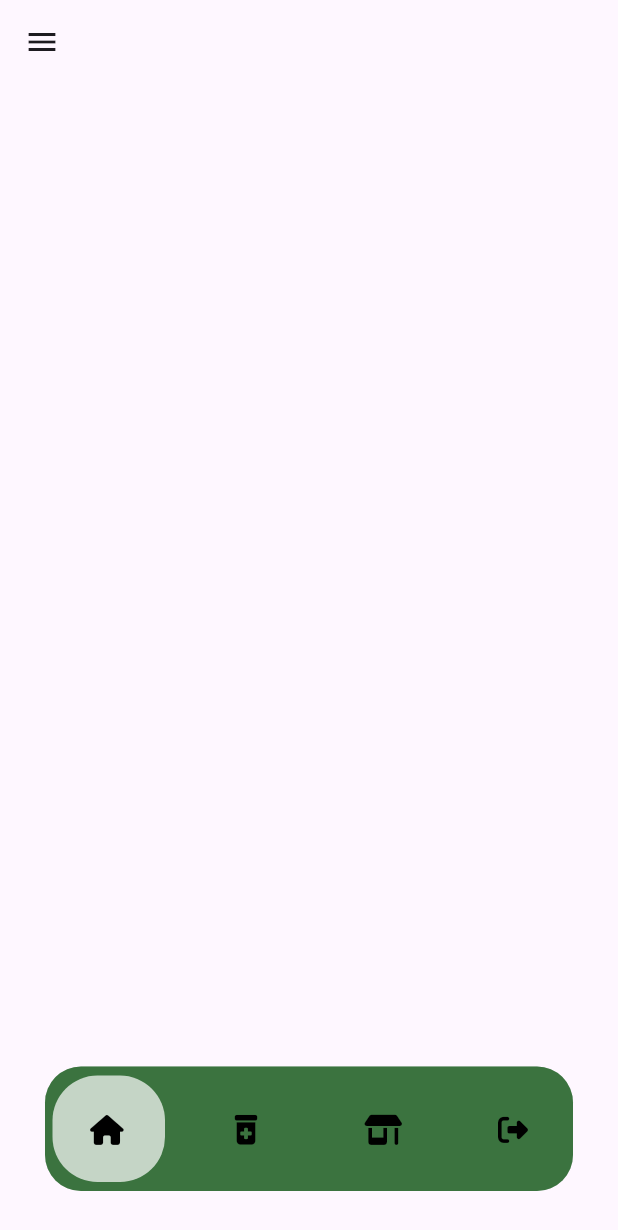
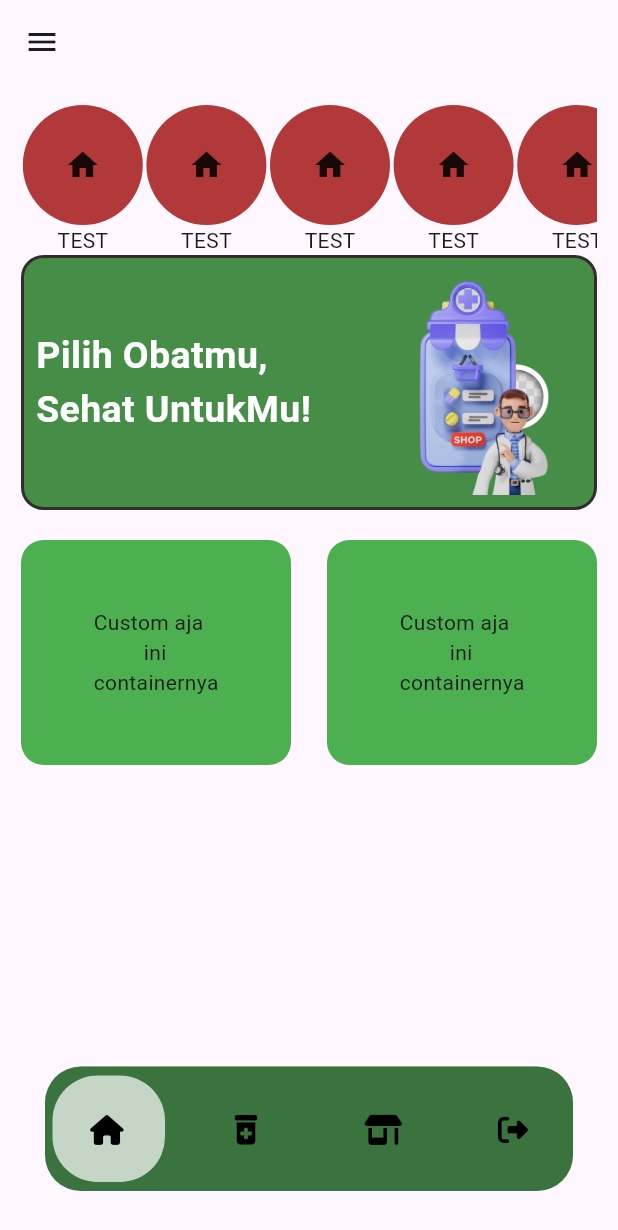
Before and after one commit to PBP24-D10/sobat-mobile, a Flutter app: the MyHomePage screen opened directly, on a phone screen of 412 x 824 dp. Shown: the top 1230 px of the screen. Run offline on Flutter 3.47's test engine with Material 3 defaults, Android fonts, the phone set to English and light mode, and no system bars; drawn by our look-alikes of google_nav_bar; our stand-ins replace font_awesome_flutter, google_fonts, image_picker; missing offline and left inert: pbp_django_auth.

Commit message:
Update homePage

```diff
--- a/lib/authentication/login.dart
+++ b/lib/authentication/login.dart
@@ -117,7 +117,7 @@ class _LoginPageState extends State<LoginPage> {
                       // Untuk menyambungkan Android emulator dengan Django pada localhost,
                       // gunakan URL http://10.0.2.2/
                       final response = await request
-                          .login("http://127.0.0.1:8000//login_mobile/", {
+                          .login("http://127.0.0.1:8000/login_mobile/", {
                         'nama': nama,
                         'username': username,
                         'password': password,
--- a/lib/homepage.dart
+++ b/lib/homepage.dart
@@ -8,6 +8,9 @@ import 'package:sobat_mobile/widgets/left_drawer.dart';
 import 'package:pbp_django_auth/pbp_django_auth.dart';
 import 'package:provider/provider.dart';
 import 'package:sobat_mobile/authentication/login.dart';
+import 'package:sobat_mobile/widgets/shop_container.dart';
+import 'package:sobat_mobile/widgets/tagline.dart';
+import 'package:sobat_mobile/widgets/widget_custom.dart';
 
 class MyHomePage extends StatefulWidget {
   const MyHomePage({super.key});
@@ -129,11 +132,46 @@ class _MyHomePageState extends State<MyHomePage> {
             //     }
             //   }
             // },
-            // )
+            // ),
           ],
         ),
       ),
       drawer: LeftDrawer(),
+      body: SingleChildScrollView(
+        child: Padding(
+          padding: const EdgeInsets.all(14.0),
+          child: Column(
+            children: [
+              SizedBox(
+                height: 100,
+                child: ListView(
+                  shrinkWrap: true,
+                  scrollDirection: Axis.horizontal,
+                  children: [
+                    cart(),
+                    cart(),
+                    cart(),
+                    cart(),
+                    cart(),
+                    cart(),
+                    cart(),
+                    cart(),
+                    cart(),
+                  ],
+                ),
+              ),
+              tagline(),
+              SizedBox(
+                height: 20,
+              ),
+              Row(
+                mainAxisAlignment: MainAxisAlignment.spaceBetween,
+                children: [WidgetCustom(), WidgetCustom()],
+              )
+            ],
+          ),
+        ),
+      ),
       // body:
       // SingleChildScrollView(child:
       // Center(
--- a/lib/main.dart
+++ b/lib/main.dart
@@ -30,7 +30,7 @@ class MyApp extends StatelessWidget {
           colorScheme: ColorScheme.fromSeed(seedColor: Colors.deepPurple),
           useMaterial3: true,
         ),
-        home: const WelcomePage(),
+        home: const MyHomePage(),
       ),
     );
   }
--- /dev/null
+++ b/lib/widgets/shop_container.dart
@@ -0,0 +1,30 @@
+import 'package:flutter/material.dart';
+
+class cart extends StatelessWidget {
+  const cart({super.key});
+
+  @override
+  Widget build(BuildContext context) {
+    final screenWidth = MediaQuery.of(context).size.width;
+    return Column(
+      children: [
+        Expanded(
+          child: Container(
+            decoration: BoxDecoration(
+              shape: BoxShape.circle,
+              color: const Color.fromARGB(255, 177, 57, 57),
+
+              // borderRadius: BorderRadius.circular(180),
+            ),
+            height: 5,
+            width: screenWidth * 0.2,
+            child: Center(
+              child: Icon(Icons.home),
+            ),
+          ),
+        ),
+        Text("TEST")
+      ],
+    );
+  }
+}
--- /dev/null
+++ b/lib/widgets/tagline.dart
@@ -0,0 +1,46 @@
+import 'package:flutter/material.dart';
+
+class tagline extends StatelessWidget {
+  const tagline({super.key});
+
+  @override
+  Widget build(BuildContext context) {
+    return Container(
+      decoration: BoxDecoration(
+        color: const Color.fromARGB(255, 70, 142, 72),
+        border:
+            Border.all(color: const Color.fromARGB(255, 51, 45, 45), width: 2),
+        borderRadius: BorderRadius.circular(15),
+      ),
+      child: Padding(
+        padding: const EdgeInsets.all(8.0),
+        child: Row(
+          mainAxisAlignment: MainAxisAlignment.spaceBetween,
+          children: [
+            Column(
+              children: [
+                Text(
+                  "Pilih Obatmu,\nSehat UntukMu!",
+                  style: TextStyle(
+                      color: Colors.white,
+                      fontWeight: FontWeight.bold,
+                      fontSize: 25),
+                )
+              ],
+            ),
+            SizedBox(
+              width: 30,
+            ),
+            Expanded(
+                child: Image.asset(
+              'assets/tagline.png',
+              fit: BoxFit.contain,
+              width: double.infinity,
+              height: 150,
+            ))
+          ],
+        ),
+      ),
+    );
+  }
+}
--- /dev/null
+++ b/lib/widgets/widget_custom.dart
@@ -0,0 +1,18 @@
+import 'package:flutter/material.dart';
+
+class WidgetCustom extends StatelessWidget {
+  const WidgetCustom({super.key});
+
+  @override
+  Widget build(BuildContext context) {
+    return Container(
+      width: 180,
+      height: 150,
+      decoration: BoxDecoration(
+        color: Colors.green,
+        borderRadius: BorderRadius.circular(15),
+      ),
+      child: Center(child: Text("Custom aja \n         ini \ncontainernya")),
+    );
+  }
+}
--- a/pubspec.yaml
+++ b/pubspec.yaml
@@ -46,6 +46,7 @@ dependencies:
   font_awesome_flutter: ^10.8.0
   google_fonts: ^6.2.1
   universal_html: ^2.2.4
+  intl: ^0.20.1
 
 
 
```
Also changed, not shown: lib/daftar_favorite/models/models.dart (+5 -2 lines), lib/daftar_favorite/screens/daftar_favorite.dart (+80 -42 lines), lib/daftar_favorite/widgets/list_product.dart (+70 -15 lines), lib/drug/screens/list_drugentry.dart (+16 -8 lines), assets/tagline.png (added), pubspec.lock.
